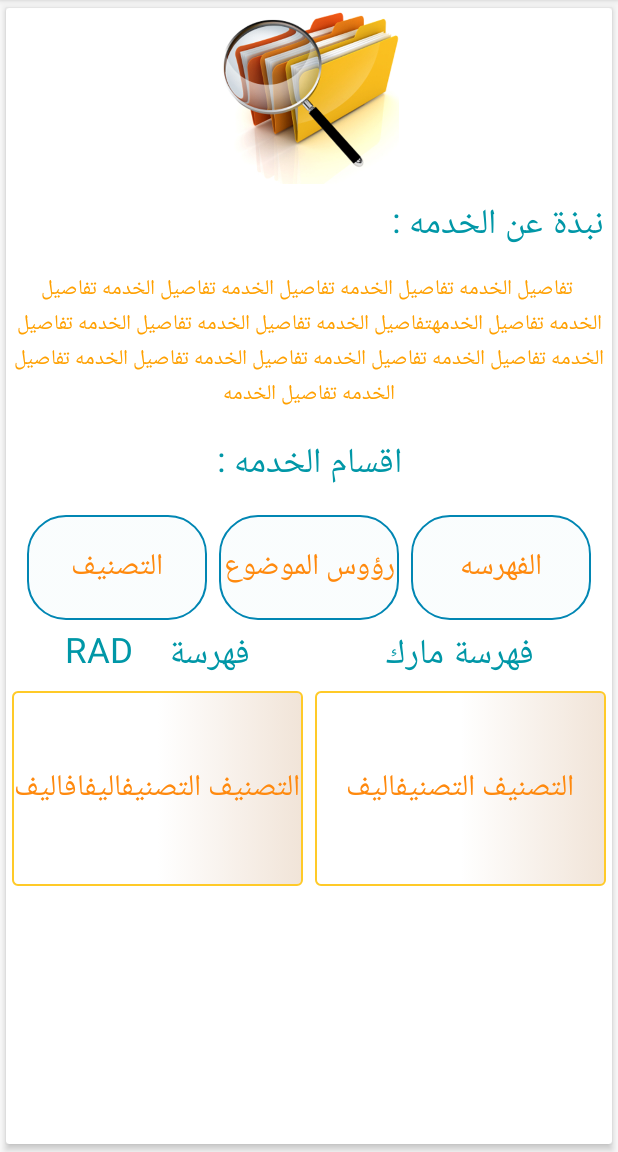
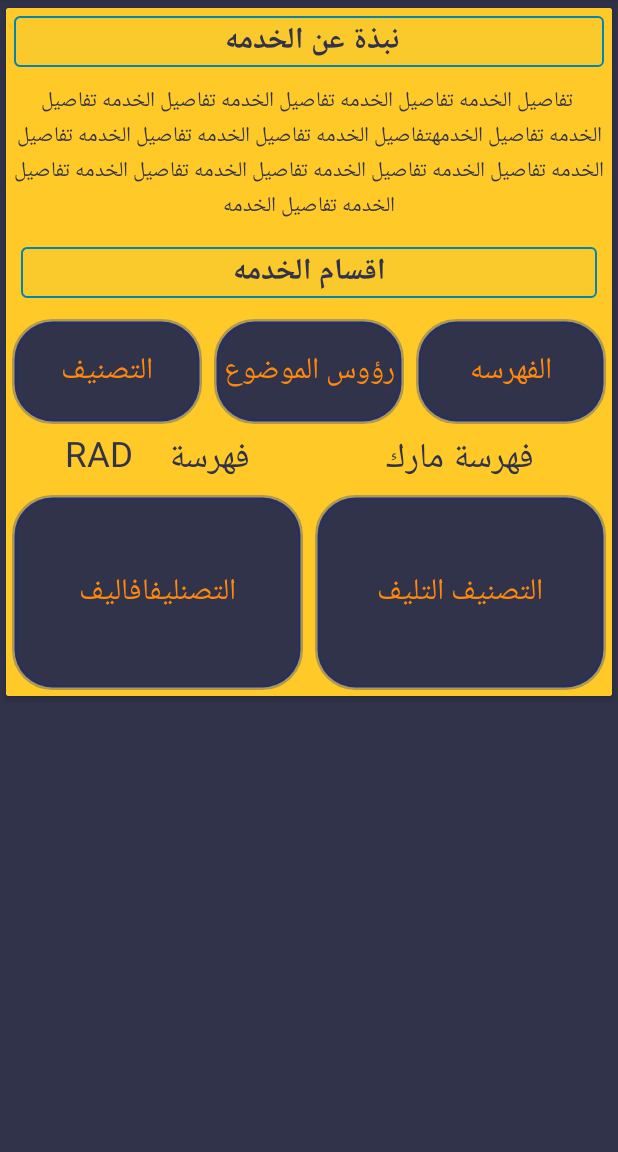
Before and after one commit to Alatheer/Elatheer, an Android app: the Fahrasa screen opened directly, with no data from a screen before it, on a phone screen of 412 x 824 dp, the part 84-1236 px from its top. Run offline under Robolectric (Android 15) with nearby library versions, the phone set to English and light mode, and no system bars.

Commit message:
intial commet

```diff
--- a/app/src/main/AndroidManifest.xml
+++ b/app/src/main/AndroidManifest.xml
@@ -18,8 +18,8 @@
                 <category android:name="android.intent.category.LAUNCHER" />
             </intent-filter>
         </activity>
-        <activity android:name=".Services"></activity>
-
+        <activity android:name=".Services" android:theme="@style/AppTheme.NoActionBar"></activity>
+        <activity android:name=".Programs" android:theme="@style/AppTheme.NoActionBar"/>
         <activity android:name=".CallUs" />
         <activity android:name=".About" />
         <activity android:name=".Offer" />
--- a/app/src/main/java/com/example/elashry/elatheer/Offer.java
+++ b/app/src/main/java/com/example/elashry/elatheer/Offer.java
@@ -46,7 +46,7 @@ public class Offer extends AppCompatActivity {
             switch (position % 5) {
                 case 0 : holder.T.setText("خصم 50% علي عروضنا في تصاميم المواقع "); break;
                 case 1 : holder.T.setText("خصم يصل إلى (20%) من للمؤسسات الجديدة"); break;
-                case 2 : holder.T.setText("نقدم لكم أرقي التصميمات التى تناسب جميع الأجهزة"); break;
+                case 2 : holder.T.setText("أرقي التصميمات التى تناسب جميع الأجهزة"); break;
                 case 3 : holder.T.setText("خصم يصل إلى (20%) من للمؤسسات الجديدة"); break;
                 case 4 : holder.T.setText("خصم 50% علي عروضنا في تصاميم المواقع"); break;
             }
--- a/app/src/main/res/layout/activity_camera.xml
+++ b/app/src/main/res/layout/activity_camera.xml
@@ -10,7 +10,6 @@
     <!--android:layout_width="match_parent"-->
     <!--android:layout_height="200dp"-->
     <!--android:src="@drawable/cover"/>-->
-
 
     <com.daimajia.slider.library.Indicators.PagerIndicator
         android:id="@+id/custom_indicator"
--- a/app/src/main/res/layout/activity_fahrasa.xml
+++ b/app/src/main/res/layout/activity_fahrasa.xml
@@ -1,4 +1,6 @@
 <?xml version="1.0" encoding="utf-8"?>
+<ScrollView android:background="@color/colorPrimary" android:layout_width="match_parent" android:layout_height="match_parent"
+    xmlns:android="http://schemas.android.com/apk/res/android" >
 <LinearLayout xmlns:android="http://schemas.android.com/apk/res/android"
     xmlns:app="http://schemas.android.com/apk/res-auto"
     xmlns:cardview="http://schemas.android.com/apk/res-auto"
@@ -6,11 +8,11 @@
     android:layout_width="match_parent"
     android:layout_height="match_parent"
     android:orientation="vertical"
+    android:background="@color/colorPrimary"
     tools:context="com.example.elashry.elatheer.Fahrasa">
 
     <android.support.v7.widget.CardView
         android:id="@+id/Card"
-
         android:layout_width="match_parent"
         android:layout_height="match_parent"
         android:background="#61ae9d"
@@ -18,6 +20,7 @@
         cardview:cardElevation="3dp"
         cardview:cardUseCompatPadding="true">
         <LinearLayout
+            android:background="@color/amber_400"
             android:layout_width="match_parent"
             android:layout_height="wrap_content"
             android:orientation="vertical">
@@ -25,29 +28,27 @@
         android:layout_width="match_parent"
         android:layout_height="wrap_content"
         android:orientation="vertical">
-
-        <ImageView
-            android:id="@+id/imageView"
-            android:layout_width="120dp"
-            android:layout_height="120dp"
-            android:layout_gravity="center"
-            android:src="@drawable/indexing" />
         <TextView
-            android:id="@+id/textVie"
+            android:id="@+id/jjjT"
             android:layout_width="match_parent"
             android:layout_height="wrap_content"
-            android:gravity="right"
-            android:textSize="23dp"
-            android:textColor="@color/cyan_700"
-            style="@style/AlertDialog.AppCompat"
+            android:layout_marginBottom="2dp"
+            android:layout_marginTop="2dp"
+            android:gravity="center"
+            android:text="نبذة عن الخدمه "
+            android:background="@drawable/button1"
+            android:textColor="@color/colorPrimary"
+            android:textSize="20dp"
             android:layout_margin="5dp"
-            android:text="نبذة عن الخدمه :" />
+            android:textStyle="bold"
+            />
+
         <TextView
             android:id="@+id/textView"
             android:layout_width="match_parent"
             android:layout_height="wrap_content"
             android:gravity="center"
-            android:textColor="@color/amber_700"
+            android:textColor="@color/colorPrimary"
             android:layout_margin="5dp"
             android:text=" تفاصيل الخدمه تفاصيل الخدمه تفاصيل الخدمه تفاصيل الخدمه تفاصيل الخدمه تفاصيل الخدمهتفاصيل الخدمه تفاصيل الخدمه تفاصيل الخدمه تفاصيل الخدمه تفاصيل الخدمه تفاصيل الخدمه تفاصيل الخدمه تفاصيل الخدمه تفاصيل الخدمه تفاصيل الخدمه" />
     </LinearLayout>
@@ -57,46 +58,52 @@
             android:layout_height="wrap_content"
             android:orientation="vertical">
 
-
-
             <TextView
                 android:id="@+id/textie"
                 android:layout_width="match_parent"
                 android:layout_height="wrap_content"
+                android:layout_marginBottom="2dp"
+                android:layout_marginTop="2dp"
                 android:gravity="center"
-                android:textSize="23dp"
-                android:textColor="@color/cyan_700"
-                style="@style/AlertDialog.AppCompat"
+                android:text="اقسام الخدمه"                 android:background="@drawable/button1"
+                android:textColor="@color/colorPrimary"
+                android:textSize="20dp"
                 android:layout_margin="10dp"
-                android:text="اقسام الخدمه :" />
+                android:textStyle="bold"
+                />
+
 
             <LinearLayout
                 android:layout_width="match_parent"
                 android:layout_height="wrap_content"
                 android:gravity="center"
+                android:weightSum="3"
                 android:orientation="horizontal">
             <TextView
-                android:layout_width="120dp"
+                android:layout_width="0dp"
                 android:layout_height="70dp"
-                android:background="@drawable/button2"
+                android:layout_weight="1"
+                android:background="@drawable/blubuttom"
                 android:textSize="20dp"
                 android:text="التصنيف"
                 android:textColor="@color/yellow"
                 android:layout_margin="4dp"
                 android:gravity="center"/>
                 <TextView
-                    android:layout_width="120dp"
+                    android:layout_width="0dp"
                     android:layout_height="70dp"
-                    android:background="@drawable/button2"
+                    android:layout_weight="1"
+                    android:background="@drawable/blubuttom"
                     android:textSize="20dp"
                     android:text="رؤوس الموضوع"
                     android:layout_margin="4dp"
                     android:textColor="@color/yellow"
                     android:gravity="center"/>
                 <TextView
-                    android:layout_width="120dp"
+                    android:layout_width="0dp"
                     android:layout_height="70dp"
-                    android:background="@drawable/button2"
+                    android:layout_weight="1"
+                    android:background="@drawable/blubuttom"
                     android:textSize="20dp"
                     android:text="الفهرسه"
                     android:layout_margin="4dp"
@@ -113,25 +120,25 @@
 
                 <TextView
                     android:id="@+id/tee"
+                    style="@style/AlertDialog.AppCompat"
                     android:layout_width="match_parent"
                     android:layout_height="wrap_content"
+                    android:layout_weight="1"
                     android:gravity="center"
-                    android:textSize="23dp"
-                    android:textColor="@color/cyan_700"
-                    style="@style/AlertDialog.AppCompat"
-                    android:layout_weight="1"
+                    android:text="فهرسة    RAD"
+                    android:textColor="@color/colorPrimary"
 
-                    android:text="فهرسة    RAD" />
+                    android:textSize="23dp" />
+
                 <TextView
                     android:id="@+id/txe"
                     android:layout_width="match_parent"
                     android:layout_height="wrap_content"
                     android:gravity="center"
                     android:textSize="23dp"
-                    android:textColor="@color/cyan_700"
+                    android:textColor="@color/colorPrimary"
                     style="@style/AlertDialog.AppCompat"
                     android:layout_weight="1"
-
                     android:text="فهرسة مارك" />
 
             </LinearLayout>
@@ -143,9 +150,9 @@
             <TextView
                 android:layout_width="250dp"
                 android:layout_height="130dp"
-                android:background="@drawable/text"
+                android:background="@drawable/blubuttom"
                 android:textSize="20dp"
-                android:text="التصنيف التصنيفاليفافاليف"
+                android:text="التصنليفافاليف"
                 android:textColor="@color/yellow"
                 android:layout_margin="4dp"
                 android:layout_weight="1"
@@ -153,9 +160,9 @@
             <TextView
                 android:layout_width="250dp"
                 android:layout_height="130dp"
-                android:background="@drawable/text"
+                android:background="@drawable/blubuttom"
                 android:textSize="20dp"
-                android:text="التصنيف التصنيفاليف"
+                android:text="التصنيف التليف"
                 android:textColor="@color/yellow"
                 android:layout_margin="4dp"
                 android:layout_weight="1"
@@ -169,3 +176,5 @@
 
     </android.support.v7.widget.CardView>
 </LinearLayout>
+
+</ScrollView>
--- a/app/src/main/res/layout/activity_media.xml
+++ b/app/src/main/res/layout/activity_media.xml
@@ -4,12 +4,13 @@
     android:layout_width="match_parent"
     android:layout_height="match_parent"
     android:orientation="vertical"
-    tools:context="com.gjiazhe.scrollparallaximageview.sample.HorizontalSampleActivity">
+    tools:context=".media">
 
     <LinearLayout
         android:layout_width="match_parent"
         android:layout_height="wrap_content"
-        android:orientation="vertical">
+        android:orientation="vertical"
+        android:background="@color/amber_400">
         <TextView
             android:id="@+id/T"
             android:layout_width="match_parent"
@@ -26,6 +27,7 @@
         <android.support.v7.widget.RecyclerView
             android:id="@+id/rv_horizontal_moving"
             android:layout_width="match_parent"
+            android:background="@color/colorPrimary"
             android:layout_height="wrap_content" />
           <TextView
         android:id="@+id/Tjhj"
@@ -47,6 +49,7 @@
         <android.support.v7.widget.RecyclerView
             android:id="@+id/rv_horizontal_scale"
             android:layout_width="match_parent"
+            android:background="@color/colorPrimary"
             android:layout_height="wrap_content" />
         <TextView
             android:id="@+id/jjjT"
@@ -65,6 +68,7 @@
         <android.support.v7.widget.RecyclerView
             android:id="@+id/rv_horizontal_alpha"
             android:layout_width="match_parent"
+            android:background="@color/colorPrimary"
             android:layout_height="wrap_content" />
     </LinearLayout>
 </ScrollView>
--- a/app/src/main/res/layout/item_media.xml
+++ b/app/src/main/res/layout/item_media.xml
@@ -3,13 +3,13 @@
     android:padding="3dp"
     android:layout_width="wrap_content"
     android:layout_height="wrap_content"
-    android:background="@color/amber_400">
+    android:background="@color/colorPrimary">
 
     <com.gjiazhe.scrollparallaximageview.ScrollParallaxImageView
         android:id="@+id/img"
         android:layout_width="200dp"
         android:layout_height="200dp"
-        android:src="@drawable/pic1"
+        android:src="@drawable/img1"
         android:scaleType="centerCrop"/>
 
 </LinearLayout>
```
